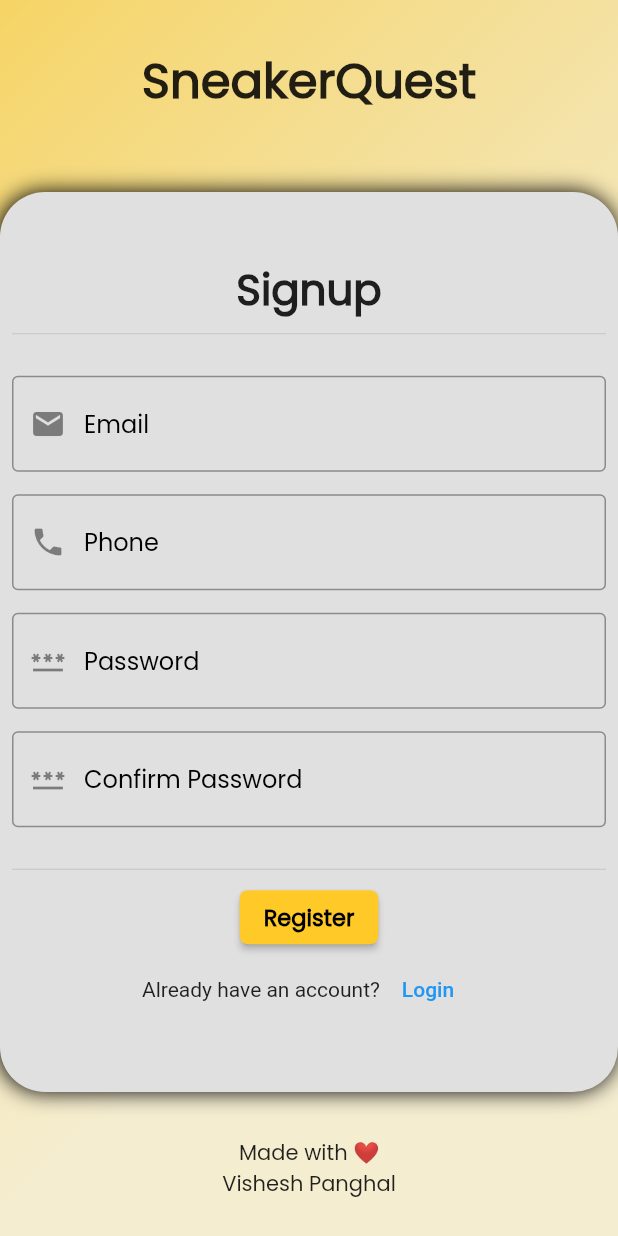
After one commit to Vishesh-panghal/practice_flutter, a Flutter app: the screen it shows after launch, after a tap on "Swipe to start shopping..", after a tap on "SignUp", on a phone screen of 412 x 824 dp. The commit adds this screen. Run offline on Flutter 3.47's test engine with Material 2 defaults, Android fonts, the phone set to English and light mode, and no system bars; our stand-ins replace connectivity, flutter_bloc, lottie, page_transition, rive, shared_preferences and 1 more; accounts and stored records are empty; network calls fail.

Commit message:
Signup page created

```diff
--- a/lib/Nike_store/Data/constants.dart
+++ b/lib/Nike_store/Data/constants.dart
@@ -142,7 +142,7 @@ ShoeItem sh10 = ShoeItem(
 );
 
 
-List<ShoeItem> Shoes = [
+List<ShoeItem> shoes = [
   sh1,sh2,sh3,sh4,sh5,sh6,sh7,sh8,sh9,sh10,
 ];
 
--- a/lib/Nike_store/authentication/login.dart
+++ b/lib/Nike_store/authentication/login.dart
@@ -1,14 +1,12 @@
 // ignore_for_file: prefer_const_literals_to_create_immutables, prefer_const_constructors, avoid_unnecessary_containers, use_build_context_synchronously,use_key_in_widget_constructors, must_be_immutable
 
+import 'package:authentication_pages/Nike_store/authentication/signUp.dart';
 import 'package:authentication_pages/Nike_store/homePage_NikeStore.dart';
 import 'package:shared_preferences/shared_preferences.dart';
 import 'package:flutter/material.dart';
 import '../splash_screen.dart';
 
 class LoginPage extends StatefulWidget {
-  var getCount = 0;
-  Color? colorm;
-
   @override
   State<LoginPage> createState() => _LoginPageState();
 }
@@ -18,23 +16,6 @@ class _LoginPageState extends State<LoginPage> {
 
   var mailController = TextEditingController();
   var passwordController = TextEditingController();
-
-  @override
-  void initState() {
-    setCount();
-    super.initState();
-  }
-
-  void setCount() async {
-    SharedPreferences pref = await SharedPreferences.getInstance();
-    widget.getCount = (pref.getInt("Counter") ?? 0) + 1;
-    int newCount = (widget.getCount) % 11;
-    pref.setInt("Counter", newCount);
-    setState(() {
-      widget.getCount = newCount;
-      widget.colorm = (newCount % 5 == 0) ? Colors.greenAccent : Colors.black;
-    });
-  }
 
   @override
   Widget build(BuildContext context) {
@@ -83,8 +64,7 @@ class _LoginPageState extends State<LoginPage> {
                     Container(
                       width: double.infinity,
                       decoration: BoxDecoration(
-                        // color: Color.fromARGB(185, 0, 0, 0),
-                        color: widget.colorm,
+                        color: Color.fromARGB(185, 0, 0, 0),
                         borderRadius: BorderRadius.only(
                             topLeft: Radius.circular(17),
                             topRight: Radius.circular(17)),
@@ -216,11 +196,20 @@ class _LoginPageState extends State<LoginPage> {
                       "Don't have an account?",
                       style: TextStyle(fontFamily: 'Poppins'),
                     ),
-                    Text(
-                      'SignUp',
-                      style: TextStyle(
-                        fontFamily: 'Poppins',
-                        color: Colors.blue,
+                    TextButton(
+                      onPressed: () {
+                        Navigator.push(context, MaterialPageRoute(
+                          builder: (context) {
+                            return SignupPage();
+                          },
+                        ));
+                      },
+                      child: Text(
+                        'SignUp',
+                        style: TextStyle(
+                          fontFamily: 'Poppins',
+                          color: Colors.blue,
+                        ),
                       ),
                     ),
                   ],
--- /dev/null
+++ b/lib/Nike_store/authentication/signUp.dart
@@ -0,0 +1,187 @@
+// ignore_for_file: prefer_const_literals_to_create_immutables, prefer_const_constructors
+
+import 'package:authentication_pages/Nike_store/authentication/login.dart';
+import 'package:flutter/material.dart';
+
+class SignupPage extends StatelessWidget {
+  SignupPage({super.key});
+
+  TextEditingController emailController = TextEditingController();
+  TextEditingController phoneController = TextEditingController();
+  TextEditingController passwordController = TextEditingController();
+  TextEditingController confirmPasswordController = TextEditingController();
+
+  @override
+  Widget build(BuildContext context) {
+    return Scaffold(
+      body: Container(
+        constraints: BoxConstraints.expand(),
+        decoration: BoxDecoration(
+            gradient: LinearGradient(
+          colors: [
+            Color.fromARGB(255, 246, 212, 101),
+            Color.fromARGB(96, 237, 216, 139),
+          ],
+          begin: Alignment.topLeft,
+        )),
+        child: SafeArea(
+          bottom: false,
+          child: Column(
+            children: [
+              SizedBox(height: 30),
+              Text(
+                'SneakerQuest',
+                style: TextStyle(
+                  fontFamily: 'Poppins',
+                  fontSize: 32,
+                  fontWeight: FontWeight.bold,
+                ),
+              ),
+              SizedBox(height: 50),
+              //------------TextForm Field-------------------------//
+              Container(
+                decoration: BoxDecoration(
+                    color: Colors.grey.shade300,
+                    borderRadius: BorderRadius.circular(30),
+                    boxShadow: [
+                      BoxShadow(
+                        blurRadius: 12,
+                        offset: Offset(-1, 0),
+                      )
+                    ]),
+                height: 600,
+                padding:
+                    const EdgeInsets.symmetric(horizontal: 8.0, vertical: 16.0),
+                child: Column(
+                  mainAxisAlignment: MainAxisAlignment.center,
+                  children: [
+                    //--------------Signup Text-------------------//
+                    Text(
+                      'Signup',
+                      style: TextStyle(
+                        fontFamily: 'Poppins',
+                        fontSize: 28,
+                        fontWeight: FontWeight.bold,
+                      ),
+                    ),
+                    Divider(),
+                    SizedBox(height: 20),
+                    //-----------Input Field--------------------//
+                    TextFormField(
+                      controller: emailController,
+                      decoration: InputDecoration(
+                        prefixIcon: Icon(
+                          Icons.email,
+                        ),
+                        hintText: 'Email',
+                        hintStyle: TextStyle(
+                          fontFamily: 'Poppins',
+                          color: Colors.black,
+                        ),
+                        border: OutlineInputBorder(),
+                      ),
+                    ),
+                    SizedBox(height: 15),
+                    TextFormField(
+                      controller: phoneController,
+                      decoration: InputDecoration(
+                        prefixIcon: Icon(
+                          Icons.phone,
+                        ),
+                        hintText: 'Phone',
+                        hintStyle: TextStyle(
+                          fontFamily: 'Poppins',
+                          color: Colors.black,
+                        ),
+                        border: OutlineInputBorder(),
+                      ),
+                    ),
+                    SizedBox(height: 15),
+                    TextFormField(
+                      controller: passwordController,
+                      obscureText: true,
+                      obscuringCharacter: '*',
+                      decoration: InputDecoration(
+                        prefixIcon: Icon(
+                          Icons.password,
+                        ),
+                        hintText: 'Password',
+                        hintStyle: TextStyle(
+                          fontFamily: 'Poppins',
+                          color: Colors.black,
+                        ),
+                        border: OutlineInputBorder(),
+                      ),
+                    ),
+                    SizedBox(height: 15),
+                    TextFormField(
+                      controller: confirmPasswordController,
+                      obscureText: true,
+                      obscuringCharacter: '*',
+                      decoration: InputDecoration(
+                        prefixIcon: Icon(
+                          Icons.password_outlined,
+                        ),
+                        hintText: 'Confirm Password',
+                        hintStyle: TextStyle(
+                          fontFamily: 'Poppins',
+                          color: Colors.black,
+                        ),
+                        border: OutlineInputBorder(),
+                      ),
+                    ),
+                    SizedBox(height: 20),
+                    Divider(),
+                    //------------------Register Btn---------------//
+                    ElevatedButton(
+                      style: ElevatedButton.styleFrom(
+                        backgroundColor: Colors.amber.shade400,
+                        shape: ContinuousRectangleBorder(
+                          borderRadius: BorderRadius.circular(12),
+                        ),
+                      ),
+                      onPressed: () {},
+                      child: Text(
+                        'Register',
+                        style: TextStyle(
+                          fontFamily: 'Poppins',
+                          color: Colors.black,
+                          fontWeight: FontWeight.bold,
+                          fontSize: 15,
+                        ),
+                      ),
+                    ),
+                    //----------------Login-----------------------//
+                    Row(
+                      mainAxisAlignment: MainAxisAlignment.center,
+                      children: [
+                        Text('Already have an account?'),
+                        TextButton(
+                            onPressed: () {
+                              Navigator.push(
+                                  context,
+                                  MaterialPageRoute(
+                                    builder: (context) => LoginPage(),
+                                  ));
+                            },
+                            child: Text('Login'))
+                      ],
+                    )
+                  ],
+                ),
+              ),
+              SizedBox(height: 30),
+              Text(
+                '   Made with ❤️\nVishesh Panghal',
+                style: TextStyle(
+                  fontFamily: 'Poppins',
+                  // fontWeight: FontWeight.bold,
+                ),
+              ),
+            ],
+          ),
+        ),
+      ),
+    );
+  }
+}
--- a/lib/main.dart
+++ b/lib/main.dart
@@ -1,4 +1,5 @@
 import 'package:authentication_pages/BLoc_Exercide/InternetConnectivity/BLoc/bloc/bloc_is_connected.dart';
+import 'package:authentication_pages/Nike_store/splash_screen.dart';
 import 'package:flutter/material.dart';
 import 'package:flutter_bloc/flutter_bloc.dart';
 
@@ -32,7 +33,7 @@ class MyNikeApp extends StatelessWidget {
   Widget build(BuildContext context) {
     return   MaterialApp(
       debugShowCheckedModeBanner: false,
-      home: LoginPage(),
+      home: SplashScreenPage(),
     );
   }
 }
```
